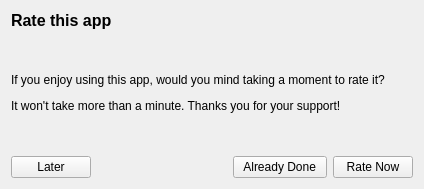
Old version of the form src/rateapp.ui in the repository keshavbhatt/whatsie.
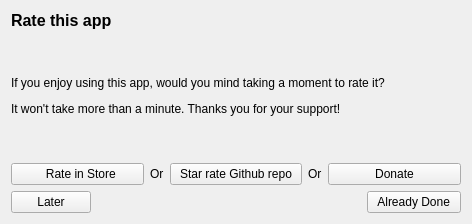
New version of the form.

Commit message: added more rating options in rate dialog

Patch:
```diff
--- a/src/rateapp.ui
+++ b/src/rateapp.ui
@@ -6,8 +6,8 @@
    <rect>
     <x>0</x>
     <y>0</y>
-    <width>424</width>
-    <height>189</height>
+    <width>472</width>
+    <height>224</height>
    </rect>
   </property>
   <property name="windowTitle">
@@ -51,6 +51,62 @@
     </widget>
    </item>
    <item>
+    <layout class="QVBoxLayout" name="verticalLayout_2">
+     <property name="bottomMargin">
+      <number>0</number>
+     </property>
+     <item>
+      <layout class="QHBoxLayout" name="horizontalLayout_2">
+       <item>
+        <widget class="QPushButton" name="rateNowBtn">
+         <property name="text">
+          <string>  Rate in Store</string>
+         </property>
+        </widget>
+       </item>
+       <item>
+        <widget class="QLabel" name="label_4">
+         <property name="sizePolicy">
+          <sizepolicy hsizetype="Maximum" vsizetype="Preferred">
+           <horstretch>0</horstretch>
+           <verstretch>0</verstretch>
+          </sizepolicy>
+         </property>
+         <property name="text">
+          <string>Or</string>
+         </property>
+        </widget>
+       </item>
+       <item>
+        <widget class="QPushButton" name="rateOnGithub">
+         <property name="text">
+          <string>Star rate Github repo</string>
+         </property>
+        </widget>
+       </item>
+       <item>
+        <widget class="QLabel" name="label_3">
+         <property name="sizePolicy">
+          <sizepolicy hsizetype="Maximum" vsizetype="Preferred">
+           <horstretch>0</horstretch>
+           <verstretch>0</verstretch>
+          </sizepolicy>
+         </property>
+         <property name="text">
+          <string>Or</string>
+         </property>
+        </widget>
+       </item>
+       <item>
+        <widget class="QPushButton" name="donate">
+         <property name="text">
+          <string>Donate</string>
+         </property>
+        </widget>
+       </item>
+      </layout>
+     </item>
+     <item>
     <layout class="QHBoxLayout" name="horizontalLayout">
      <item>
       <widget class="QPushButton" name="laterBtn">
@@ -82,12 +138,7 @@
        </property>
       </widget>
      </item>
-     <item>
-      <widget class="QPushButton" name="rateNowBtn">
-       <property name="text">
-        <string>  Rate Now  </string>
-       </property>
-      </widget>
+      </layout>
      </item>
     </layout>
    </item>
```
Lines whose indentation alone changed are shown as unchanged. The commit also changes 2 other files.
